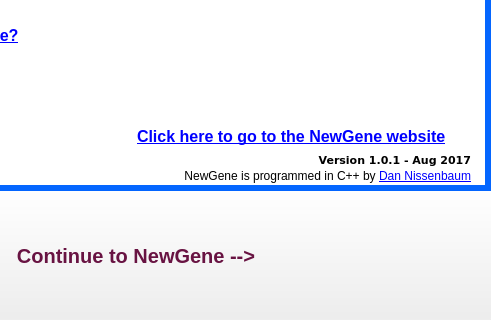
This is NewGeneUI/NewGene/Widgets/splash.ui in daniel347x/newgene as Qt 5 draws it before an edit; both pictures show x 220 to 711 and y 430 to 750 of the 711 by 750 pixel window. The edited form follows.
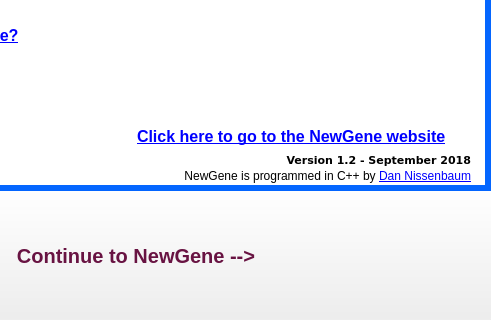
This is the edited form. Icons and pictures are not drawn.

Commit message: Version 1.2: Popup Message for different time granularities

```diff
--- a/NewGeneUI/NewGene/Widgets/splash.ui
+++ b/NewGeneUI/NewGene/Widgets/splash.ui
@@ -191,7 +191,7 @@
         <string notr="true">#label_version {font-family: Verdana; font-size: 11px; color: #000000; font-weight: bold;}</string>
        </property>
        <property name="text">
-        <string>&lt;html&gt;&lt;head/&gt;&lt;body&gt;&lt;p&gt;Version 1.0.1 - Aug 2017&lt;/p&gt;&lt;/body&gt;&lt;/html&gt;</string>
+        <string>&lt;html&gt;&lt;head/&gt;&lt;body&gt;&lt;p&gt;Version 1.2 - September 2018&lt;/p&gt;&lt;/body&gt;&lt;/html&gt;</string>
        </property>
        <property name="alignment">
         <set>Qt::AlignRight|Qt::AlignTrailing|Qt::AlignVCenter</set>
```
The commit also changes 3 other files.
